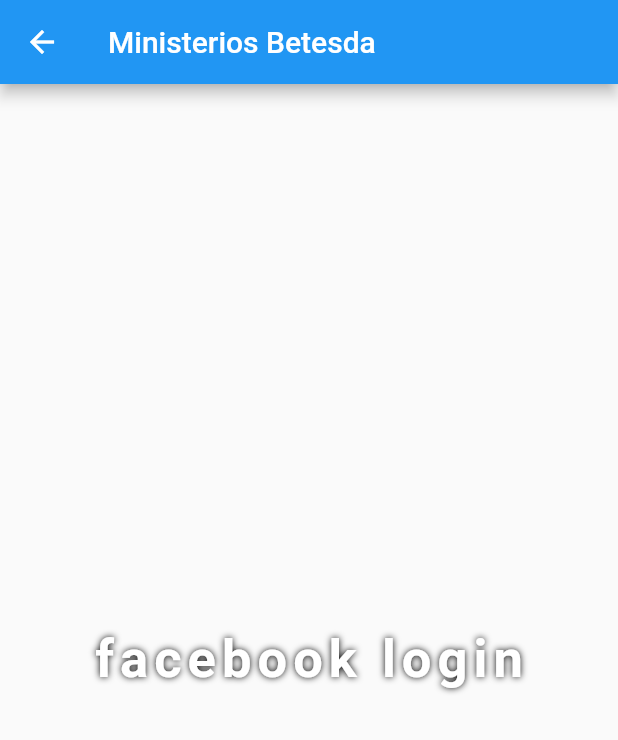
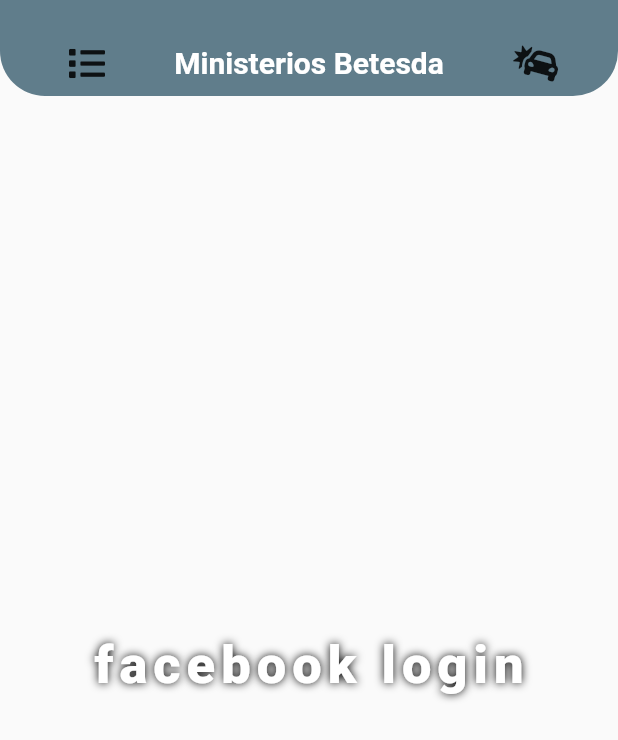
Before and after one commit to SocalDevelopers/betesdaApp, a Flutter app: the screen it shows after launch, after a tap on "Sign in with FaceBook", on a phone screen of 412 x 824 dp. Shown: the top 740 px of the screen. Run offline on Flutter 3.47's test engine with Material 2 defaults, Android fonts, the phone set to English and light mode, and no system bars; our stand-ins replace font_awesome_flutter; network calls fail.

Commit message:
modified home page

```diff
--- a/lib/constants.dart
+++ b/lib/constants.dart
@@ -5,6 +5,6 @@
 final kShadowText = TextStyle(
     color: Colors.white,
     fontSize: 35,
-    fontWeight: FontWeight.w700,
+    fontWeight: FontWeight.w900,
     letterSpacing: 4,
-    shadows: [Shadow(color: Colors.black, blurRadius: 6)]);
+    shadows: [Shadow(color: Colors.black, blurRadius: 7)]);
--- a/lib/main.dart
+++ b/lib/main.dart
@@ -1,3 +1,4 @@
+import 'package:betesda_app/screens/home/home_screen.dart';
 import 'package:betesda_app/screens/logins/login_screen.dart';
 import 'package:flutter/material.dart';
 
@@ -7,7 +8,11 @@
   @override
   Widget build(BuildContext context) {
     return MaterialApp(
-      home: LoginScreen(),
+      initialRoute: LoginScreen.id,
+      routes: {
+        LoginScreen.id: (context) => LoginScreen(),
+        Home.id: (context) => Home(),
+      },
     );
   }
 }
--- /dev/null
+++ b/lib/screens/components/custom_app_bar.dart
@@ -0,0 +1,44 @@
+import 'package:betesda_app/constants.dart';
+import 'package:flutter/material.dart';
+import 'package:font_awesome_flutter/font_awesome_flutter.dart';
+
+class MyCustomAppBar extends StatelessWidget implements PreferredSizeWidget {
+  final double height;
+
+  const MyCustomAppBar({
+    Key key,
+    @required this.height,
+  }) : super(key: key);
+
+  @override
+  Widget build(BuildContext context) {
+    return Container(
+      padding: EdgeInsets.only(top: 30, bottom: 10),
+      decoration: BoxDecoration(
+        color: Colors.blueGrey,
+        borderRadius: BorderRadius.only(
+          bottomLeft: Radius.circular(30),
+          bottomRight: Radius.circular(30),
+        ),
+      ),
+      child: Row(
+        mainAxisAlignment: MainAxisAlignment.spaceEvenly,
+        children: <Widget>[
+          InkWell(
+              onTap: () {
+                Navigator.pop(context);
+              },
+              child: Icon(FontAwesomeIcons.list)),
+          Text(
+            'Ministerios Betesda',
+            style: kButtonText,
+          ),
+          Icon(FontAwesomeIcons.carCrash)
+        ],
+      ),
+    );
+  }
+
+  @override
+  Size get preferredSize => Size.fromHeight(height);
+}
--- a/lib/screens/components/reusable_button.dart
+++ b/lib/screens/components/reusable_button.dart
@@ -6,22 +6,26 @@
       {@required this.color,
       @required this.onPressed,
       @required this.buttonText,
-      this.icon});
+      this.icon,
+      this.textColor,
+      this.shadowColor});
 
   final Color color;
   final Function onPressed;
   final String buttonText;
   final Icon icon;
+  final Color textColor;
+  final Color shadowColor;
 
   @override
   Widget build(BuildContext context) {
     return Container(
       margin: EdgeInsets.only(top: 5, bottom: 5),
       child: Material(
-        elevation: 20,
-        shadowColor: Colors.blueAccent,
+        elevation: 10,
+        shadowColor: shadowColor,
         color: color,
-        borderRadius: BorderRadius.circular(30),
+        borderRadius: BorderRadius.circular(15),
         child: FlatButton(
           onPressed: onPressed,
           child: Row(
@@ -33,7 +37,7 @@
               ),
               Text(
                 buttonText,
-                style: kButtonText,
+                style: kButtonText.copyWith(color: textColor),
               )
             ],
           ),
--- a/lib/screens/home/home_screen.dart
+++ b/lib/screens/home/home_screen.dart
@@ -1,12 +1,14 @@
 import 'package:betesda_app/constants.dart';
+import 'package:betesda_app/screens/components/custom_app_bar.dart';
 import 'package:flutter/material.dart';
 
 class Home extends StatelessWidget {
+  static final String id = 'Home';
   @override
   Widget build(BuildContext context) {
     return Scaffold(
-      appBar: AppBar(
-        title: Text('Ministerios Betesda'),
+      appBar: MyCustomAppBar(
+        height: 90,
       ),
       body: Center(
         child: Text(
--- a/lib/screens/logins/login_background.dart
+++ b/lib/screens/logins/login_background.dart
@@ -19,7 +19,7 @@
     image: DecorationImage(
       fit: BoxFit.cover,
       image: NetworkImage(
-        'https://images.unsplash.com/photo-1518495973542-4542c06a5843?ixlib=rb-1.2.1&ixid=eyJhcHBfaWQiOjEyMDd9&auto=format&fit=crop&w=800&q=60',
+        'https://images.unsplash.com/photo-1566041510394-cf7c8fe21800?ixlib=rb-1.2.1&ixid=eyJhcHBfaWQiOjEyMDd9&auto=format&fit=crop&w=800&q=60',
       ),
     ),
   ),
--- a/lib/screens/logins/login_screen.dart
+++ b/lib/screens/logins/login_screen.dart
@@ -6,10 +6,11 @@
 import 'package:betesda_app/screens/home/home_screen.dart';
 
 class LoginScreen extends StatelessWidget {
+  static final String id = 'LoginScreen';
   @override
   Widget build(BuildContext context) {
     return Scaffold(
-      backgroundColor: Colors.blue,
+      backgroundColor: Colors.red,
       body: Stack(
         children: <Widget>[
           imageBg,
@@ -21,26 +22,48 @@
                   child: Container(),
                   flex: 2,
                 ),
-                Container(
-                  child: Text(
-                    'Ministerios Betesda',
-                    style: kShadowText,
-                  ),
+                Image.network(
+                  'http://betesda.org/images/main-logo.png',
+                  scale: .8,
+                ),
+                SizedBox(
+                  height: 20,
+                ),
+                Text(
+                  'Ministerios Betesda',
+                  style: kShadowText,
                 ),
                 SizedBox(
                   height: 40,
                 ),
                 CustomButton(
+                  shadowColor: Color(0xff334092),
                   icon: Icon(
                     FontAwesomeIcons.facebook,
                     color: Colors.white,
                   ),
                   buttonText: 'Sign in with FaceBook',
                   onPressed: () {
+                    Navigator.pushNamed(context, Home.id);
+                  },
+                  color: Color(0xff334092).withOpacity(.7),
+                ),
+                SizedBox(
+                  height: 20,
+                ),
+                CustomButton(
+                  shadowColor: Colors.blueGrey,
+                  textColor: Colors.blueGrey,
+                  icon: Icon(
+                    FontAwesomeIcons.synagogue,
+                    color: Colors.blueGrey,
+                  ),
+                  buttonText: 'Entrar como invitado',
+                  onPressed: () {
                     Navigator.push(context,
                         MaterialPageRoute(builder: (context) => Home()));
                   },
-                  color: Color(0xff334092).withOpacity(.7),
+                  color: Colors.white.withOpacity(.7),
                 ),
                 Expanded(
                   child: Container(),
```
